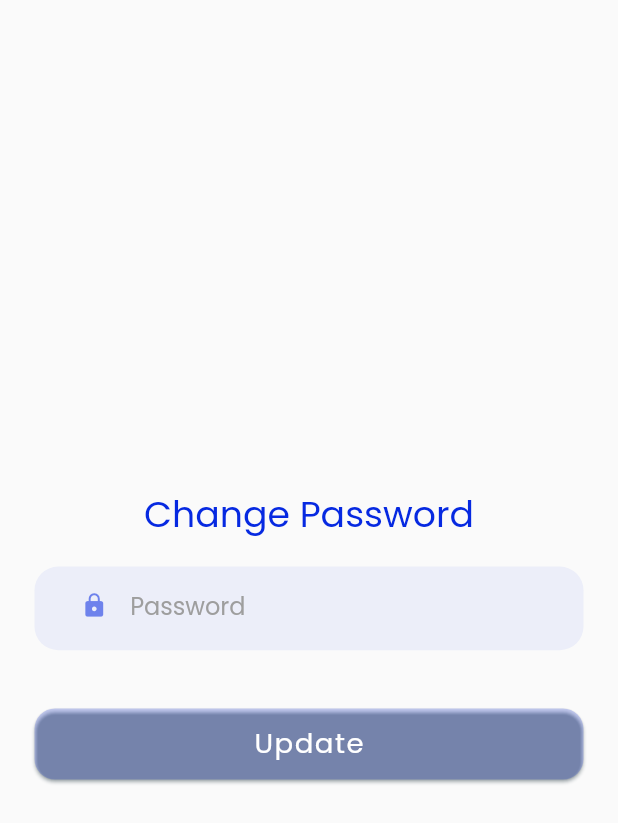
After one commit to isaacjosh71/sportconnect, a Flutter app: the ChangePassword screen opened directly, on a phone screen of 412 x 824 dp. The commit adds this screen. Shown: the top 823 px of the screen. Run offline on Flutter 3.47's test engine with Material 2 defaults, Android fonts, the phone set to English and light mode, and no system bars; our stand-ins replace animated_text_kit, cloud_firestore, firebase_auth, firebase_core, flutter_secure_storage, flutter_svg and 6 more; missing offline and left inert: datepicker_dropdown; accounts and stored records are empty.

Commit message:
new changes

```diff
--- a/lib/main.dart
+++ b/lib/main.dart
@@ -64,7 +64,7 @@ class _MyAppState extends State<MyApp> {
           fontFamily: 'Poppins',
           primaryColor: const Color(0xFF05070A)
       ),
-      home: const SelectSports()
+      home: currentPage
     );
   }
 }
--- /dev/null
+++ b/lib/navigation_folder/change_password.dart
@@ -0,0 +1,171 @@
+
+import 'package:cloud_firestore/cloud_firestore.dart';
+import 'package:firebase_auth/firebase_auth.dart';
+import 'package:flutter/material.dart';
+import 'package:flutter_secure_storage/flutter_secure_storage.dart';
+import 'package:get/get.dart';
+import 'package:sport_connect/auth_folder/auth_log_in.dart';
+import 'package:sport_connect/auth_folder/complete_registration.dart';
+
+
+import '../helpers/designs.dart';
+
+class ChangePassword extends StatefulWidget {
+  const ChangePassword({Key? key}) : super(key: key);
+
+  @override
+  State<ChangePassword> createState() => _ChangePasswordState();
+}
+
+class _ChangePasswordState extends State<ChangePassword> {
+  final currentUser = FirebaseAuth.instance.currentUser;
+  final TextEditingController _passController = TextEditingController();
+var newPassword = '';
+  bool circular = false;
+  bool _obscureText = true;
+  bool _reObscureText = true;
+  bool buttonIsActive = false;
+  @override
+  void dispose(){
+    _passController.dispose();
+    super.dispose();
+  }
+
+  final GlobalKey<FormState> _formKey = GlobalKey<FormState>();
+  final storage = const FlutterSecureStorage();
+  @override
+  Widget build(BuildContext context) {
+    var _onPressed;
+    if (buttonIsActive) {
+      _onPressed = () async {
+        setState((){
+          circular = true;
+        });
+        try {
+          String password = _passController.text.trim();
+          if(password.length < 6){
+            Get.snackbar('Password', 'Password can\'t be less than 6 characters');}
+          else{
+            setState((){
+              newPassword = _passController.text;
+            });
+            await currentUser?.updatePassword(newPassword);
+            FirebaseAuth.instance.signOut();
+            setState((){
+              circular = false;
+            });
+            Get.off(const AuthLogIn());
+          }
+        }
+        catch(e){
+          Get.snackbar('Error', e.toString());
+          setState((){
+            circular = false;
+          });
+        }
+      };
+    }
+    return
+      Scaffold(
+        body: Padding(
+          padding: const EdgeInsets.only(left: 23, right: 23, top: 20),
+          child: Column(
+            mainAxisAlignment: MainAxisAlignment.center,
+            children: [
+              Text('Change Password',
+                style: TextStyle(
+                  color: Designs.blueColor,
+                  fontSize: Designs.font23,
+                  fontWeight: FontWeight.w500,
+                ),
+              ),
+              SizedBox(height: 10,),
+              Center(
+                child: Form(
+                  key: _formKey,
+                  child: Column(
+                    crossAxisAlignment: CrossAxisAlignment.stretch,
+                    mainAxisAlignment: MainAxisAlignment.center,
+                    children: [
+                      TextFieldContainer(
+                        child: TextFormField(
+                          textInputAction: TextInputAction.next,
+                          controller: _passController,
+                          obscureText: _obscureText,
+                          key: const ValueKey('password'),
+                          decoration: InputDecoration(
+                            hintText: 'Password',
+                            hintStyle: const TextStyle(
+                              color: Colors.grey,
+                              fontSize: 16,
+                            ),
+                            border: InputBorder.none,
+                            prefixIcon: Icon(Icons.lock, size: 18,
+                              color: Designs.blueColor.withOpacity(0.55),
+                            ),
+                          ),
+                        ),
+                      ),
+                      SizedBox(
+                        height: Designs.sizedBox30,
+                      ),
+                      SizedBox(
+                        width: Designs.width220, height: Designs.sizedBox45,
+                        child: ElevatedButton(
+                            style: ButtonStyle(
+                              elevation: MaterialStateProperty.all<double>(
+                                1,),
+                              shape: MaterialStateProperty.all(RoundedRectangleBorder(
+                                  borderRadius: BorderRadius.circular(Designs.radius13)
+                              )),
+                              shadowColor: MaterialStateProperty.all<Color>(
+                                  Colors.blueGrey),
+                              backgroundColor: MaterialStateProperty.all(
+                                  buttonIsActive ? Designs.blueColor : Designs.blueColor.withOpacity(0.2)
+                              ),
+                            ),
+                            child: circular ?
+                            CircularProgressIndicator() :
+                            Text('Update',
+                              style: TextStyle(
+                                  letterSpacing: 1,
+                                  color: Colors.white,
+                                  fontSize: Designs.fontSize17),),
+                            onPressed: _onPressed),
+                      ),
+                    ],
+                  ),
+                ),
+              ),
+            ],
+          ),
+        ),
+      );
+  }
+}
+
+class TextFieldContainer extends StatelessWidget {
+  final Widget child;
+
+  const TextFieldContainer({
+    Key? key,
+    required this.child,
+  }) : super(key: key);
+
+  @override
+  Widget build(BuildContext context) {
+    return Container(
+      height: Designs.containerHeight53,
+      width: Designs.containerWidth230,
+      decoration: BoxDecoration(
+        color: Designs.blueColor.withOpacity(0.06),
+        borderRadius: BorderRadius.circular(Designs.radius15),
+      ),
+      margin: EdgeInsets.symmetric(vertical: Designs.vertical7),
+      padding: EdgeInsets.symmetric(
+        horizontal: Designs.horizontal15, vertical: Designs.vertical2,
+      ),
+      child: child,
+    );
+  }
+}
```
Also changed, not shown: lib/auth_folder/sign_in_email.dart (+8 -3 lines), lib/navigation_folder/change_email.dart (added, +169 -0 lines), lib/navigation_folder/home_page.dart (+24 -3 lines), lib/navigation_folder/settings.dart (+8 -2 lines).
